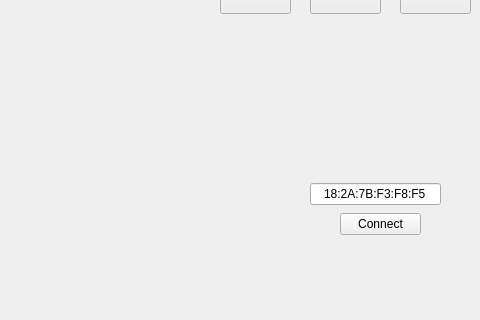
Before: the Qt Designer form project/ui/room_design.ui in JonBrem/itt_ss16_project, drawn with Qt 5; both pictures show x 820 to 1300 and y 516 to 836 of the 1300 by 836 pixel window.
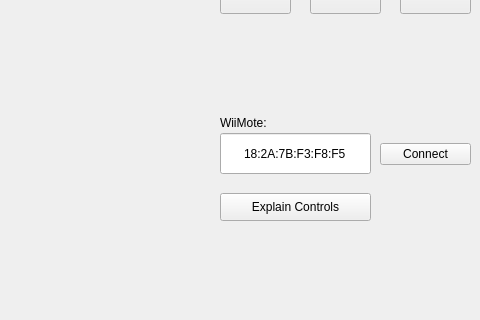
After: the same form once the commit is applied. Icons and pictures are not drawn.

Commit message: added btn and icon to explain wii controls

```diff
--- a/project/ui/room_design.ui
+++ b/project/ui/room_design.ui
@@ -27,9 +27,9 @@
    <widget class="QPushButton" name="btn_connect">
     <property name="geometry">
      <rect>
-      <x>1160</x>
-      <y>710</y>
-      <width>81</width>
+      <x>1200</x>
+      <y>640</y>
+      <width>91</width>
       <height>22</height>
      </rect>
     </property>
@@ -40,10 +40,10 @@
    <widget class="QLineEdit" name="line_edit_address">
     <property name="geometry">
      <rect>
-      <x>1130</x>
-      <y>680</y>
-      <width>131</width>
-      <height>22</height>
+      <x>1040</x>
+      <y>630</y>
+      <width>151</width>
+      <height>41</height>
      </rect>
     </property>
     <property name="text">
@@ -256,6 +256,32 @@
      <string>Add Object:</string>
     </property>
    </widget>
+   <widget class="QLabel" name="view_plane_label_2">
+    <property name="geometry">
+     <rect>
+      <x>1040</x>
+      <y>610</y>
+      <width>111</width>
+      <height>20</height>
+     </rect>
+    </property>
+    <property name="text">
+     <string>WiiMote:</string>
+    </property>
+   </widget>
+   <widget class="QPushButton" name="explain_controls_btn">
+    <property name="geometry">
+     <rect>
+      <x>1040</x>
+      <y>690</y>
+      <width>151</width>
+      <height>28</height>
+     </rect>
+    </property>
+    <property name="text">
+     <string>Explain Controls</string>
+    </property>
+   </widget>
   </widget>
   <widget class="QMenuBar" name="menuBar">
    <property name="geometry">
```
Left out of the diff: 2 changed lines with no effect on the pictures. The commit also changes 2 other files.
